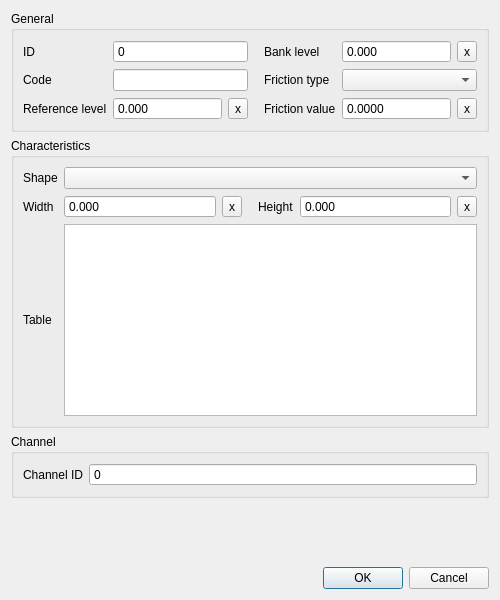
The window that threedi_schematisation_editor/forms/ui/cross_section_location.ui (nens/threedi-schematisation-editor) describes before a commit, drawn with Qt 5.
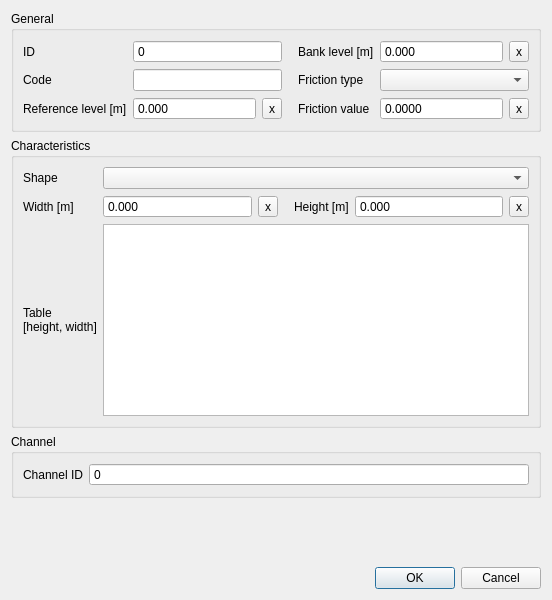
The same window after the commit.

Diff of the .ui file:
```diff
--- a/threedi_schematisation_editor/forms/ui/cross_section_location.ui
+++ b/threedi_schematisation_editor/forms/ui/cross_section_location.ui
@@ -6,7 +6,7 @@
    <rect>
     <x>0</x>
     <y>0</y>
-    <width>500</width>
+    <width>552</width>
     <height>600</height>
    </rect>
   </property>
@@ -36,7 +36,7 @@
          <locale language="English" country="UnitedStates"/>
         </property>
         <property name="text">
-         <string>Reference level</string>
+         <string>Reference level [m]</string>
         </property>
         <property name="alignment">
          <set>Qt::AlignLeading|Qt::AlignLeft|Qt::AlignVCenter</set>
@@ -99,7 +99,7 @@
       <item row="0" column="3">
        <widget class="QLabel" name="label_23">
         <property name="text">
-         <string>Bank level</string>
+         <string>Bank level [m]</string>
         </property>
         <property name="alignment">
          <set>Qt::AlignLeading|Qt::AlignLeft|Qt::AlignVCenter</set>
@@ -312,7 +312,7 @@
          <set>Qt::ImhNone</set>
         </property>
         <property name="text">
-         <string>Width</string>
+         <string>Width [m]</string>
         </property>
         <property name="alignment">
          <set>Qt::AlignLeading|Qt::AlignLeft|Qt::AlignVCenter</set>
@@ -328,7 +328,7 @@
          <set>Qt::ImhNone</set>
         </property>
         <property name="text">
-         <string>Height</string>
+         <string>Height [m]</string>
         </property>
         <property name="alignment">
          <set>Qt::AlignLeading|Qt::AlignLeft|Qt::AlignVCenter</set>
@@ -402,7 +402,8 @@
       <item row="4" column="0">
        <widget class="QLabel" name="label_8">
         <property name="text">
-         <string>Table</string>
+         <string>Table
+[height, width]</string>
         </property>
        </widget>
       </item>
```
